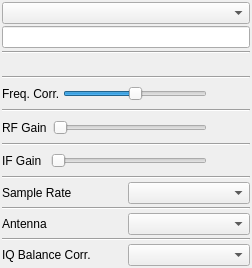
This is plugins/samplesource/gnuradio/gnuradiogui.ui in osmocom/sdrangelove as Qt 5 draws it before an edit. The edited form follows.
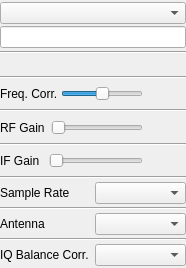
This is the edited form. Custom widgets are drawn as their Qt base class.

Commit message: remove border around GNURadio samplesource plugin

The edit to the form file:
```diff
--- a/plugins/samplesource/gnuradio/gnuradiogui.ui
+++ b/plugins/samplesource/gnuradio/gnuradiogui.ui
@@ -6,7 +6,7 @@
    <rect>
     <x>0</x>
     <y>0</y>
-    <width>252</width>
+    <width>186</width>
     <height>268</height>
    </rect>
   </property>
@@ -23,7 +23,16 @@
    <property name="spacing">
     <number>3</number>
    </property>
-   <property name="margin">
+   <property name="leftMargin">
+    <number>0</number>
+   </property>
+   <property name="topMargin">
+    <number>2</number>
+   </property>
+   <property name="rightMargin">
+    <number>0</number>
+   </property>
+   <property name="bottomMargin">
     <number>2</number>
    </property>
    <item>
```
